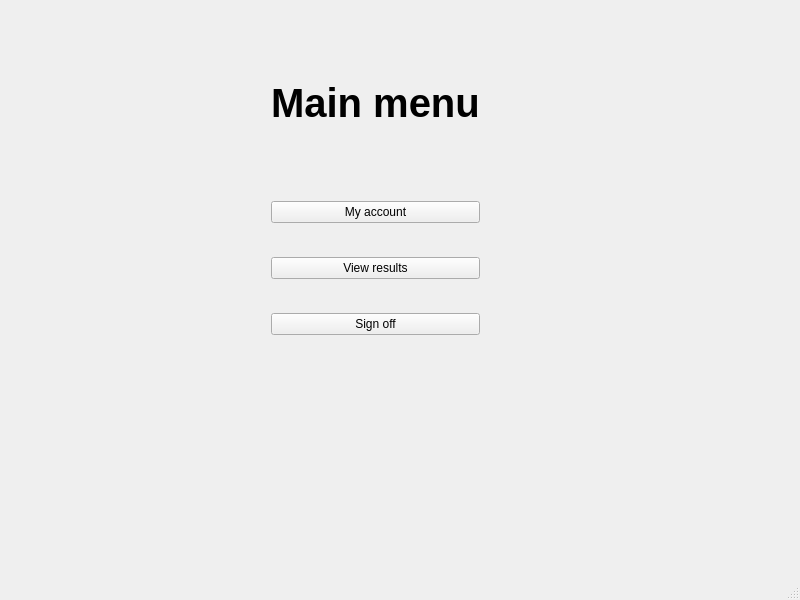
Before: the Qt Designer form CovidProject/patientmenu.ui in Aab30/CovidProject, drawn with Qt 5.
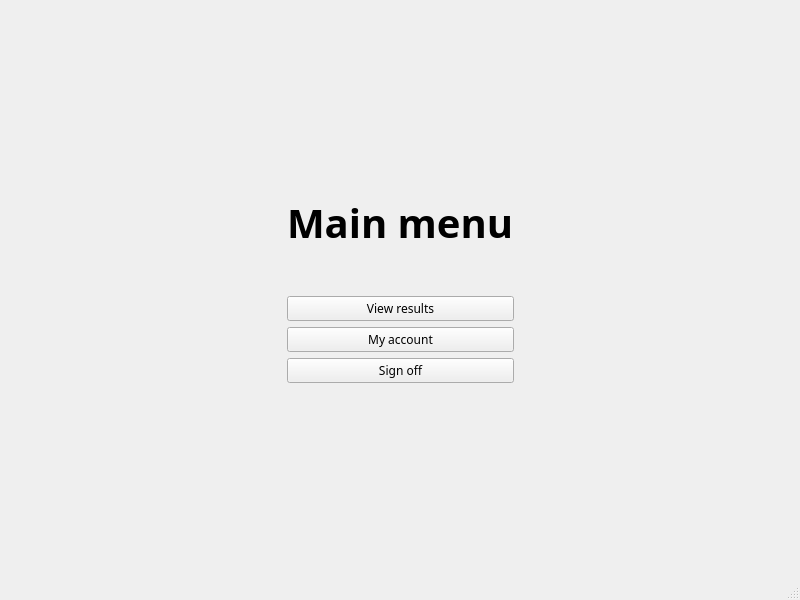
After: the same form once the commit is applied.

```diff
--- a/CovidProject/patientmenu.ui
+++ b/CovidProject/patientmenu.ui
@@ -10,37 +10,24 @@
     <height>600</height>
    </rect>
   </property>
+  <property name="maximumSize">
+   <size>
+    <width>800</width>
+    <height>600</height>
+   </size>
+  </property>
+  <property name="font">
+   <font>
+    <family>Menlo</family>
+   </font>
+  </property>
   <property name="windowTitle">
    <string>MainWindow</string>
   </property>
   <widget class="QWidget" name="centralwidget">
-   <widget class="QWidget" name="layoutWidget">
-    <property name="geometry">
-     <rect>
-      <x>12</x>
-      <y>10</y>
-      <width>756</width>
-      <height>533</height>
-     </rect>
-    </property>
-    <layout class="QGridLayout" name="gridLayout">
-     <item row="0" column="0">
-      <spacer name="horizontalSpacer">
-       <property name="orientation">
-        <enum>Qt::Horizontal</enum>
-       </property>
-       <property name="sizeHint" stdset="0">
-        <size>
-         <width>228</width>
-         <height>20</height>
-        </size>
-       </property>
-      </spacer>
-     </item>
+   <layout class="QGridLayout" name="gridLayout_2">
      <item row="0" column="1">
-      <layout class="QVBoxLayout" name="verticalLayout_2">
-       <item>
-        <spacer name="verticalSpacer_5">
+     <spacer name="verticalSpacer_2">
          <property name="orientation">
           <enum>Qt::Vertical</enum>
          </property>
@@ -52,10 +39,50 @@
          </property>
         </spacer>
        </item>
-       <item>
-        <widget class="QLabel" name="title">
+    <item row="1" column="1">
+     <layout class="QGridLayout" name="gridLayout" rowstretch="1,0,0,0,0,0" columnstretch="0">
+      <item row="1" column="0">
+       <spacer name="verticalSpacer_3">
+        <property name="orientation">
+         <enum>Qt::Vertical</enum>
+        </property>
+        <property name="sizeHint" stdset="0">
+         <size>
+          <width>20</width>
+          <height>40</height>
+         </size>
+        </property>
+       </spacer>
+      </item>
+      <item row="5" column="0">
+       <widget class="QPushButton" name="signoffButton">
          <property name="font">
           <font>
+          <family>Menlo</family>
+         </font>
+        </property>
+        <property name="text">
+         <string>Sign off</string>
+        </property>
+       </widget>
+      </item>
+      <item row="3" column="0">
+       <widget class="QPushButton" name="resultsButton">
+        <property name="font">
+         <font>
+          <family>Menlo</family>
+         </font>
+        </property>
+        <property name="text">
+         <string>View results</string>
+        </property>
+       </widget>
+      </item>
+      <item row="0" column="0">
+       <widget class="QLabel" name="labelTitle">
+        <property name="font">
+         <font>
+          <family>Menlo</family>
            <pointsize>30</pointsize>
            <weight>75</weight>
            <bold>true</bold>
@@ -66,29 +93,34 @@
          </property>
         </widget>
        </item>
-       <item>
-        <spacer name="verticalSpacer_4">
-         <property name="orientation">
-          <enum>Qt::Vertical</enum>
-         </property>
-         <property name="sizeHint" stdset="0">
-          <size>
-           <width>20</width>
-           <height>58</height>
-          </size>
-         </property>
-        </spacer>
-       </item>
-       <item>
-        <layout class="QVBoxLayout" name="verticalLayout">
-         <item>
+      <item row="4" column="0">
           <widget class="QPushButton" name="accountButton">
+        <property name="font">
+         <font>
+          <family>Menlo</family>
+         </font>
+        </property>
            <property name="text">
             <string>My account</string>
            </property>
           </widget>
          </item>
-         <item>
+     </layout>
+    </item>
+    <item row="1" column="0">
+     <spacer name="horizontalSpacer">
+      <property name="orientation">
+       <enum>Qt::Horizontal</enum>
+      </property>
+      <property name="sizeHint" stdset="0">
+       <size>
+        <width>40</width>
+        <height>20</height>
+       </size>
+      </property>
+     </spacer>
+    </item>
+    <item row="2" column="1">
           <spacer name="verticalSpacer">
            <property name="orientation">
             <enum>Qt::Vertical</enum>
@@ -96,70 +128,25 @@
            <property name="sizeHint" stdset="0">
             <size>
              <width>20</width>
-             <height>28</height>
+        <height>40</height>
             </size>
            </property>
           </spacer>
          </item>
-         <item>
-          <widget class="QPushButton" name="resultsButton">
-           <property name="text">
-            <string>View results</string>
-           </property>
-          </widget>
-         </item>
-         <item>
-          <spacer name="verticalSpacer_2">
-           <property name="orientation">
-            <enum>Qt::Vertical</enum>
-           </property>
-           <property name="sizeHint" stdset="0">
-            <size>
-             <width>20</width>
-             <height>28</height>
-            </size>
-           </property>
-          </spacer>
-         </item>
-         <item>
-          <widget class="QPushButton" name="signoffButton">
-           <property name="text">
-            <string>Sign off</string>
-           </property>
-          </widget>
-         </item>
-        </layout>
-       </item>
-       <item>
-        <spacer name="verticalSpacer_3">
-         <property name="orientation">
-          <enum>Qt::Vertical</enum>
-         </property>
-         <property name="sizeHint" stdset="0">
-          <size>
-           <width>20</width>
-           <height>208</height>
-          </size>
-         </property>
-        </spacer>
-       </item>
-      </layout>
-     </item>
-     <item row="0" column="2">
+    <item row="1" column="2">
       <spacer name="horizontalSpacer_2">
        <property name="orientation">
         <enum>Qt::Horizontal</enum>
        </property>
        <property name="sizeHint" stdset="0">
         <size>
-         <width>288</width>
+        <width>40</width>
          <height>20</height>
         </size>
        </property>
       </spacer>
      </item>
     </layout>
-   </widget>
   </widget>
   <widget class="QMenuBar" name="menubar">
    <property name="geometry">
```
Left out of the diff: 2 changed lines with no effect on the pictures. Lines whose indentation alone changed are shown as unchanged.
